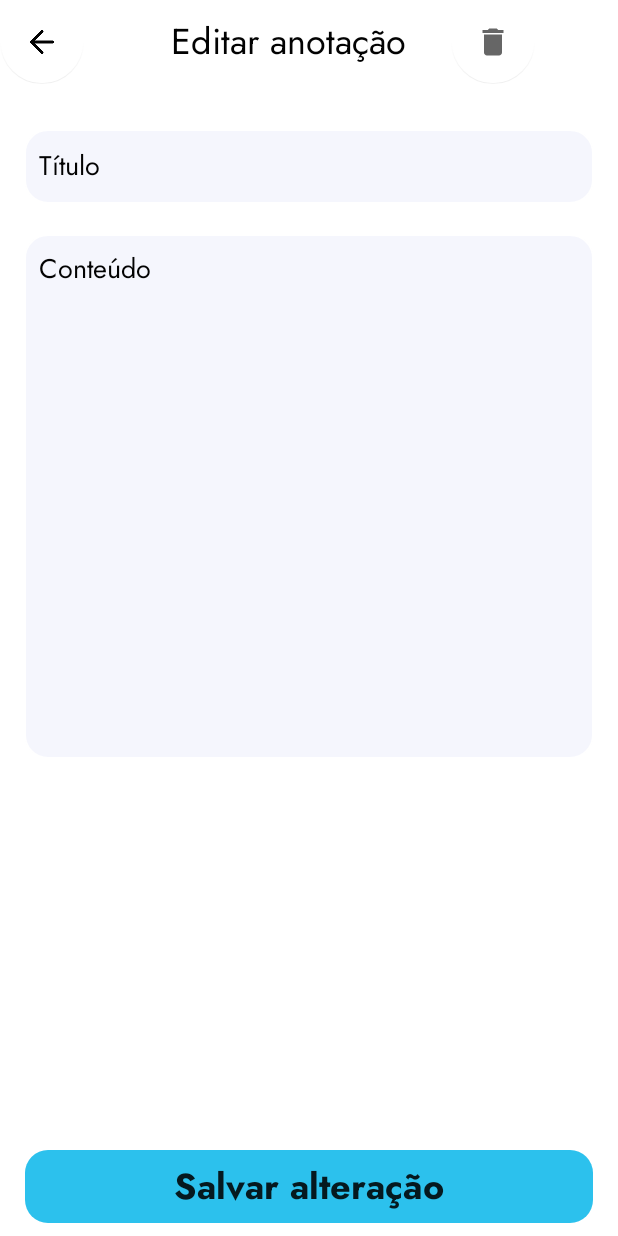
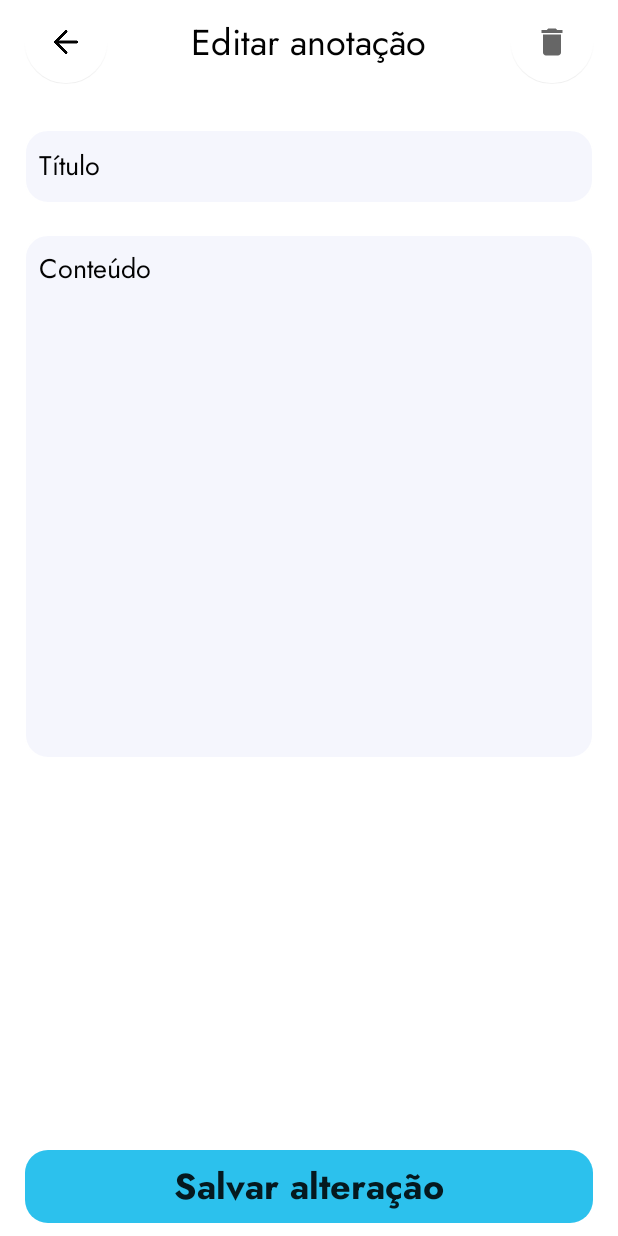
Before and after one commit to aliciamendes/annotation, an Android app: the fragment EditAnnotationFragment placed in its activity, on a phone screen of 412 x 824 dp. Run offline under Robolectric (Android 15) with nearby library versions, the phone set to English and light mode, and no system bars; our stand-ins replace Room's generated code, navigation-ui; 4 statements that could not run were skipped.

Commit message:
design adjustments

```diff
--- a/app/src/main/java/com/example/annotation/Model/Notes.kt
+++ b/app/src/main/java/com/example/annotation/Model/Notes.kt
@@ -12,11 +12,13 @@ class Notes(
     var id: Int ?= null,
     var title: String?,
     var content: String?,
-    var date: String?
+    var date: String?,
+    var localization: String?
 
 ) : Parcelable {
     constructor(parcel: Parcel) : this(
         parcel.readValue(Int::class.java.classLoader) as? Int,
+        parcel.readString(),
         parcel.readString(),
         parcel.readString(),
         parcel.readString()
@@ -28,6 +30,7 @@ class Notes(
         parcel.writeString(title)
         parcel.writeString(content)
         parcel.writeString(date)
+        parcel.writeString(localization)
     }
 
     override fun describeContents(): Int {
--- a/app/src/main/java/com/example/annotation/ui/Fragments/HomeFragment.kt
+++ b/app/src/main/java/com/example/annotation/ui/Fragments/HomeFragment.kt
@@ -1,7 +1,6 @@
-@file:Suppress("PackageName")
-
 package com.example.annotation.ui.Fragments
 
+import android.location.LocationRequest
 import android.os.Bundle
 import androidx.fragment.app.Fragment
 import android.view.LayoutInflater
@@ -10,15 +9,18 @@ import android.view.ViewGroup
 import androidx.fragment.app.viewModels
 import androidx.navigation.Navigation
 import androidx.recyclerview.widget.GridLayoutManager
-import androidx.recyclerview.widget.LinearLayoutManager
+import android.text.format.DateFormat
+import android.util.Log
 import com.example.annotation.R
 import com.example.annotation.ViewModel.NotesViewModel
 import com.example.annotation.databinding.FragmentHomeBinding
 import com.example.annotation.ui.Adapter.NotesAdapter
+import java.util.*
 
 class HomeFragment : Fragment() {
 
     lateinit var binding: FragmentHomeBinding
+    lateinit var greetings: String
     val viewModel: NotesViewModel by viewModels()
 
     override fun onCreateView(
@@ -27,6 +29,9 @@ class HomeFragment : Fragment() {
     ): View? {
 
         binding = FragmentHomeBinding.inflate(layoutInflater, container, false)
+
+        greetings = getTimeCourse()
+        binding.nameUser.setText(greetings)
 
         viewModel.getNotes().observe(
             viewLifecycleOwner, { notesList ->
@@ -41,4 +46,18 @@ class HomeFragment : Fragment() {
         return binding.root
     }
 
+    private fun getTimeCourse(): String {
+
+        var timeNowInt: Int = DateFormat.format("H", Date().time).toString().toInt()
+        var newGreetings: String
+        if (timeNowInt in 0..12) {
+            newGreetings = "Olá, bom dia"
+        } else if (timeNowInt in 13..18) {
+            newGreetings = "Olá, boa tarde"
+        } else {
+            newGreetings = "Olá, boa noite"
+        }
+        return newGreetings
+    }
+
 }
--- a/app/src/main/res/layout/fragment_edit_annotation.xml
+++ b/app/src/main/res/layout/fragment_edit_annotation.xml
@@ -14,7 +14,7 @@
         android:layout_height="match_parent"
         android:orientation="vertical">
 
-        <LinearLayout
+        <androidx.constraintlayout.widget.ConstraintLayout
             android:layout_width="match_parent"
             android:layout_height="wrap_content"
             android:layout_marginBottom="20dp"
@@ -24,35 +24,47 @@
                 android:id="@+id/button_back_edit"
                 android:layout_width="wrap_content"
                 android:layout_height="wrap_content"
+                android:layout_marginStart="16dp"
                 android:contentDescription="@string/descroption_back_button"
                 android:src="@drawable/icon_back"
                 app:backgroundTint="#FFFFFF"
                 app:elevation="0dp"
-                tools:ignore="SpeakableTextPresentCheck" />
+                app:layout_constraintStart_toStartOf="parent"
+                tools:ignore="MissingConstraints,SpeakableTextPresentCheck"
+                tools:layout_editor_absoluteY="0dp" />
 
             <TextView
                 android:id="@+id/title_screen"
                 android:layout_width="wrap_content"
                 android:layout_height="match_parent"
-                android:layout_marginStart="58dp"
                 android:fontFamily="@font/regular"
                 android:gravity="center"
                 android:text="@string/edit_annotation"
                 android:textColor="@color/black"
-                android:textSize="24sp" />
+                android:textSize="24sp"
+                app:layout_constraintBottom_toBottomOf="parent"
+                app:layout_constraintEnd_toStartOf="@+id/button_delete_notes"
+                app:layout_constraintHorizontal_bias="0.495"
+                app:layout_constraintStart_toEndOf="@+id/button_back_edit"
+                app:layout_constraintTop_toTopOf="parent"
+                tools:ignore="MissingConstraints" />
 
             <com.google.android.material.floatingactionbutton.FloatingActionButton
                 android:id="@+id/button_delete_notes"
                 android:layout_width="wrap_content"
                 android:layout_height="100dp"
-                android:layout_marginStart="30dp"
+                android:layout_gravity="left"
+                android:layout_marginEnd="16dp"
                 android:contentDescription="@string/description_button_delete"
                 android:src="@drawable/delete_notes"
+
                 app:backgroundTint="#FFF"
                 app:elevation="0dp"
-                tools:ignore="SpeakableTextPresentCheck" />
+                app:layout_constraintEnd_toEndOf="parent"
+                tools:ignore="MissingConstraints"
+                tools:layout_editor_absoluteY="0dp" />
 
-        </LinearLayout>
+        </androidx.constraintlayout.widget.ConstraintLayout>
 
         <EditText
             android:id="@+id/edit_text_title"
@@ -73,16 +85,16 @@
             android:layout_marginTop="20dp"
             android:gravity="start"
             android:hint="@string/content_note"
-            android:padding="10dp" />
+            android:padding="10dp"
+            android:inputType="textMultiLine"
+
+            />
 
 
     </LinearLayout>
 
     <Button
         android:id="@+id/button_edit"
-        app:layout_constraintBottom_toBottomOf="parent"
-        app:layout_constraintEnd_toEndOf="parent"
-        app:layout_constraintStart_toStartOf="parent"
         android:layout_width="match_parent"
         android:layout_height="wrap_content"
         android:layout_gravity="bottom"
@@ -94,5 +106,8 @@
         android:fontFamily="@font/bold"
         android:text="@string/text_btn_save_alter"
         android:textAllCaps="false"
-        android:textSize="24sp" />
+        android:textSize="24sp"
+        app:layout_constraintBottom_toBottomOf="parent"
+        app:layout_constraintEnd_toEndOf="parent"
+        app:layout_constraintStart_toStartOf="parent" />
 </FrameLayout>
--- a/app/src/main/res/navigation/nav_graph.xml
+++ b/app/src/main/res/navigation/nav_graph.xml
@@ -1,4 +1,5 @@
 <?xml version="1.0" encoding="utf-8"?>
+
 <navigation xmlns:android="http://schemas.android.com/apk/res/android"
     xmlns:app="http://schemas.android.com/apk/res-auto"
     xmlns:tools="http://schemas.android.com/tools"
@@ -19,7 +20,7 @@
             android:id="@+id/action_homeFragment_to_createAnnotationFragment"
             app:destination="@id/createAnnotationFragment"
             app:enterAnim="@android:anim/fade_in"
-            app:exitAnim="@android:anim/fade_out"/>
+            app:exitAnim="@android:anim/fade_out" />
     </fragment>
 
     <fragment
@@ -31,7 +32,9 @@
             android:id="@+id/action_createAnnotationFragment_to_homeFragment"
             app:destination="@id/homeFragment"
             app:enterAnim="@android:anim/fade_in"
-            app:exitAnim="@android:anim/fade_out"/>
+            app:exitAnim="@android:anim/fade_out"
+            app:popUpTo="@id/homeFragment"
+            app:popUpToInclusive="true" />
     </fragment>
     <fragment
         android:id="@+id/editAnnotationFragment"
@@ -42,9 +45,12 @@
             android:id="@+id/action_editAnnotationFragment_to_homeFragment"
             app:destination="@id/homeFragment"
             app:enterAnim="@android:anim/fade_in"
-            app:exitAnim="@android:anim/fade_out"/>
+            app:exitAnim="@android:anim/fade_out"
+            app:popUpTo="@id/homeFragment"
+            app:popUpToInclusive="true" />
         <argument
             android:name="data"
             app:argType="com.example.annotation.Model.Notes" />
     </fragment>
+
 </navigation>
--- a/app/src/main/res/values/strings.xml
+++ b/app/src/main/res/values/strings.xml
@@ -17,4 +17,5 @@
     <string name="dialog_delete_annotation">Deseja deletar essa anotação?</string>
     <string name="text_btn_save_alter">Salvar alteração</string>
     <string name="description_button_delete">Description Button Delete</string>
+    <string name="view_annotations">Veja suas anotações</string>
 </resources>
```
Also changed, not shown: app/src/main/AndroidManifest.xml (+7 -0 lines), app/src/main/java/com/example/annotation/ui/Fragments/CreateAnnotationFragment.kt (+8 -2 lines), app/src/main/java/com/example/annotation/ui/Fragments/EditAnnotationFragment.kt (+6 -14 lines), app/src/main/res/drawable/add_notes.xml (added, +10 -0 lines), app/src/main/res/drawable/shape_note.xml (added, +21 -0 lines), app/src/main/res/layout/fragment_create_annotation.xml (+11 -0 lines), app/src/main/res/layout/fragment_home.xml (+7 -6 lines), app/src/main/res/layout/item_anotation.xml (+8 -59 lines), app/src/main/res/drawable/splash.webp.
